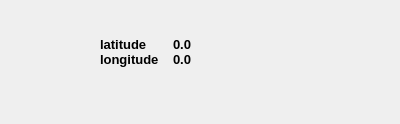
The window that src/gui/ui/status.ui (hytechimaging/sammo-boat) describes before a commit, drawn with Qt 5.
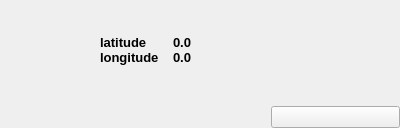
The same window after the commit.

Commit message: divide sample rate by 2, microphone button

```diff
--- a/src/gui/ui/status.ui
+++ b/src/gui/ui/status.ui
@@ -7,7 +7,7 @@
     <x>0</x>
     <y>0</y>
     <width>400</width>
-    <height>124</height>
+    <height>127</height>
    </rect>
   </property>
   <property name="windowTitle">
@@ -207,10 +207,16 @@
         </widget>
        </item>
        <item>
-        <widget class="QLabel" name="record">
+        <widget class="QPushButton" name="record">
          <property name="text">
           <string/>
          </property>
+         <property name="iconSize">
+          <size>
+           <width>64</width>
+           <height>64</height>
+          </size>
+         </property>
         </widget>
        </item>
       </layout>
```
The commit also changes 5 other files.
